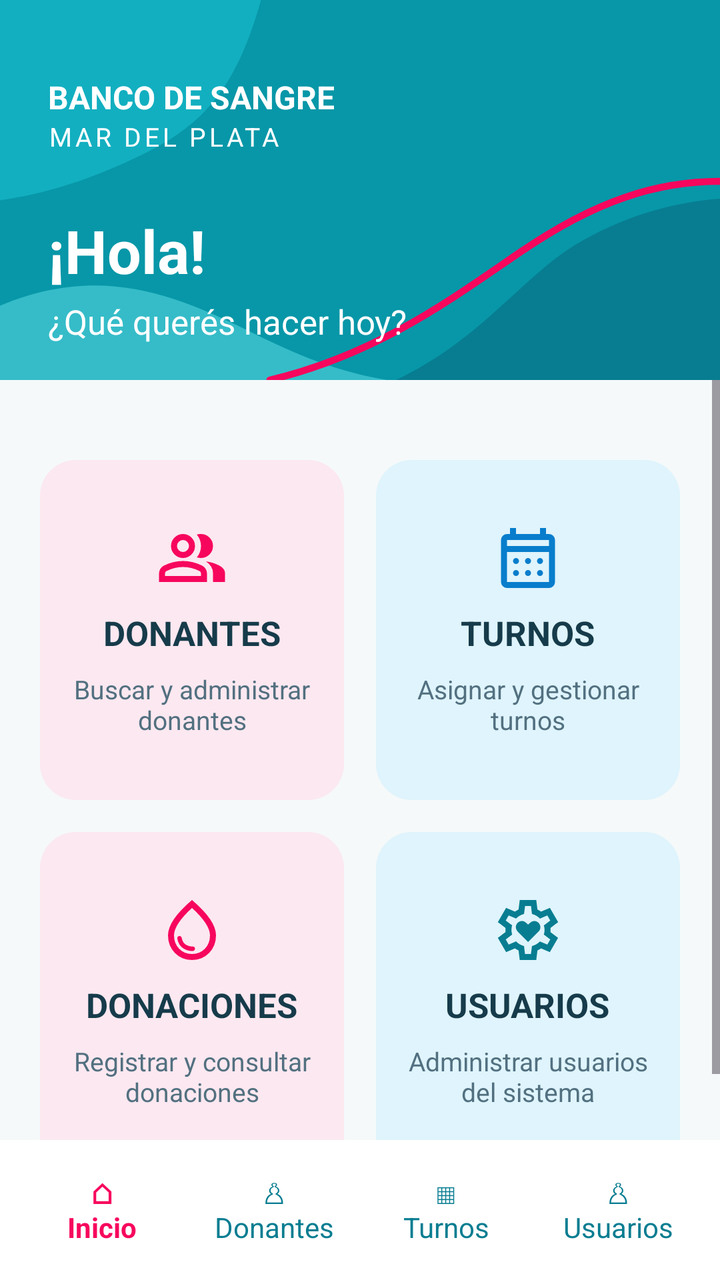
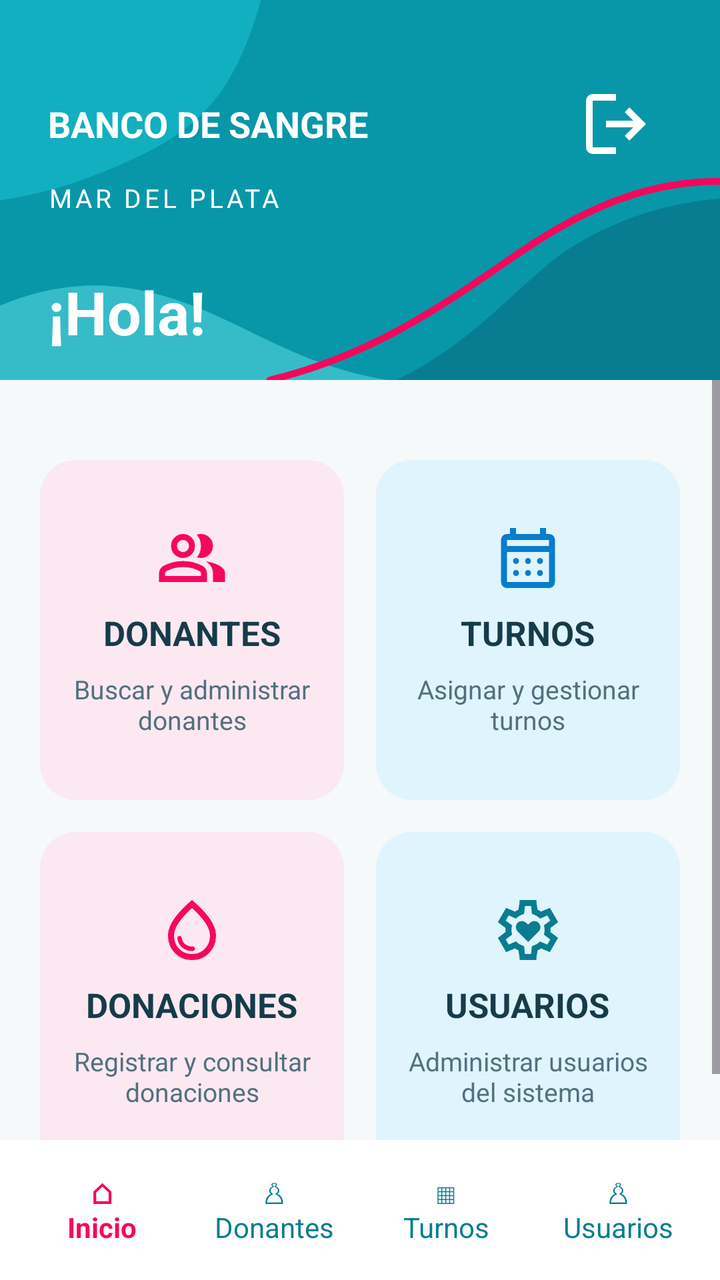

Compare the two renders of this Android layout. The source of the first and the diff that turns it into the second are given below.
<!-- AndroidManifest.xml: application theme Theme.BancoSangreMobile -->
<!-- res/layout/activity_home.xml -->
<?xml version="1.0" encoding="utf-8"?>
<androidx.constraintlayout.widget.ConstraintLayout
    xmlns:android="http://schemas.android.com/apk/res/android"
    xmlns:app="http://schemas.android.com/apk/res-auto"
    xmlns:tools="http://schemas.android.com/tools"
    android:id="@+id/main"
    android:layout_width="match_parent"
    android:layout_height="match_parent"
    android:background="#F5F9FA"
    tools:context=".view.HomeActivity">

    
    <LinearLayout
        android:id="@+id/header"
        android:layout_width="0dp"
        android:layout_height="190dp"
        android:background="@drawable/bg_header_decorativo"
        android:gravity="center_vertical"
        android:orientation="vertical"
        android:paddingStart="24dp"
        android:paddingTop="20dp"
        android:paddingEnd="24dp"
        app:layout_constraintTop_toTopOf="parent"
        app:layout_constraintStart_toStartOf="parent"
        app:layout_constraintEnd_toEndOf="parent">

        <TextView
            android:layout_width="wrap_content"
            android:layout_height="wrap_content"
            android:text="BANCO DE SANGRE"
            android:textColor="#FFFFFF"
            android:textSize="16sp"
            android:textStyle="bold" />

        <TextView
            android:layout_width="wrap_content"
            android:layout_height="wrap_content"
            android:letterSpacing="0.12"
            android:text="MAR DEL PLATA"
            android:textColor="#FFFFFF"
            android:textSize="13sp" />

        <TextView
            android:id="@+id/txtSaludo"
            android:layout_width="wrap_content"
            android:layout_height="wrap_content"
            android:layout_marginTop="28dp"
            android:text="¡Hola!"
            android:textColor="#FFFFFF"
            android:textSize="30sp"
            android:textStyle="bold" />

        <TextView
            android:layout_width="wrap_content"
            android:layout_height="wrap_content"
            android:layout_marginTop="4dp"
            android:text="¿Qué querés hacer hoy?"
            android:textColor="#FFFFFF"
            android:textSize="17sp" />

    </LinearLayout>

    
    <LinearLayout
        android:id="@+id/barraNavegacion"
        android:layout_width="0dp"
        android:layout_height="70dp"
        android:background="#FFFFFF"
        android:gravity="center"
        android:orientation="horizontal"
        android:paddingStart="8dp"
        android:paddingEnd="8dp"
        app:layout_constraintBottom_toBottomOf="parent"
        app:layout_constraintStart_toStartOf="parent"
        app:layout_constraintEnd_toEndOf="parent">

        <TextView
            android:id="@+id/navInicio"
            android:layout_width="0dp"
            android:layout_height="match_parent"
            android:layout_weight="1"
            android:clickable="true"
            android:focusable="true"
            android:gravity="center"
            android:text="⌂&#10;Inicio"
            android:textColor="#F7065D"
            android:textSize="14sp"
            android:textStyle="bold" />

        <TextView
            android:id="@+id/navDonantes"
            android:layout_width="0dp"
            android:layout_height="match_parent"
            android:layout_weight="1"
            android:clickable="true"
            android:focusable="true"
            android:gravity="center"
            android:text="♙&#10;Donantes"
            android:textColor="#087D91"
            android:textSize="14sp" />

        <TextView
            android:id="@+id/navTurnos"
            android:layout_width="0dp"
            android:layout_height="match_parent"
            android:layout_weight="1"
            android:clickable="true"
            android:focusable="true"
            android:gravity="center"
            android:text="▦&#10;Turnos"
            android:textColor="#087D91"
            android:textSize="14sp" />

        <TextView
            android:id="@+id/navUsuarios"
            android:layout_width="0dp"
            android:layout_height="match_parent"
            android:layout_weight="1"
            android:clickable="true"
            android:focusable="true"
            android:gravity="center"
            android:text="♙&#10;Usuarios"
            android:textColor="#087D91"
            android:textSize="14sp" />

    </LinearLayout>

    
    <ScrollView
        android:layout_width="0dp"
        android:layout_height="0dp"
        android:fillViewport="true"
        android:clipToPadding="false"
        app:layout_constraintTop_toBottomOf="@id/header"
        app:layout_constraintBottom_toTopOf="@id/barraNavegacion"
        app:layout_constraintStart_toStartOf="parent"
        app:layout_constraintEnd_toEndOf="parent">

        <LinearLayout
            android:id="@+id/contenido"
            android:layout_width="match_parent"
            android:layout_height="wrap_content"
            android:orientation="vertical"
            android:padding="20dp">

            
            <LinearLayout
                android:layout_width="match_parent"
                android:layout_height="170dp"
                android:layout_marginTop="20dp"
                android:orientation="horizontal">

                
                <LinearLayout
                    android:id="@+id/cardDonantes"
                    android:layout_width="0dp"
                    android:layout_height="match_parent"
                    android:layout_weight="1"
                    android:layout_marginEnd="8dp"
                    android:background="@drawable/bg_card_rosa"
                    android:clickable="true"
                    android:focusable="true"
                    android:gravity="center"
                    android:orientation="vertical"
                    android:padding="12dp">


                    <ImageView
                        android:layout_width="36dp"
                        android:layout_height="36dp"
                        android:src="@drawable/ic_donantes"
                        app:tint="#F7065D"
                        android:contentDescription="Donantes" />


                    <TextView
                        android:layout_width="wrap_content"
                        android:layout_height="wrap_content"
                        android:layout_marginTop="8dp"
                        android:text="DONANTES"
                        android:textColor="#163B4A"
                        android:textSize="17sp"
                        android:textStyle="bold" />

                    <TextView
                        android:layout_width="match_parent"
                        android:layout_height="wrap_content"
                        android:layout_marginTop="8dp"
                        android:gravity="center"
                        android:text="Buscar y administrar donantes"
                        android:textColor="#527080"
                        android:textSize="13sp" />

                </LinearLayout>

                
                <LinearLayout
                    android:id="@+id/cardTurnos"
                    android:layout_width="0dp"
                    android:layout_height="match_parent"
                    android:layout_weight="1"
                    android:layout_marginStart="8dp"
                    android:background="@drawable/bg_card_celeste"
                    android:clickable="true"
                    android:focusable="true"
                    android:gravity="center"
                    android:orientation="vertical"
                    android:padding="12dp">



                    <ImageView
                        android:layout_width="36dp"
                        android:layout_height="36dp"
                        android:src="@drawable/ic_turnos"
                        app:tint="#087DCC"
                        android:contentDescription="Turnos" />


                    <TextView
                        android:layout_width="wrap_content"
                        android:layout_height="wrap_content"
                        android:layout_marginTop="8dp"
                        android:text="TURNOS"
                        android:textColor="#163B4A"
                        android:textSize="17sp"
                        android:textStyle="bold" />

                    <TextView
                        android:layout_width="match_parent"
                        android:layout_height="wrap_content"
                        android:layout_marginTop="8dp"
                        android:gravity="center"
                        android:text="Asignar y gestionar turnos"
                        android:textColor="#527080"
                        android:textSize="13sp" />

                </LinearLayout>
            </LinearLayout>

            
            <LinearLayout
                android:layout_width="match_parent"
                android:layout_height="170dp"
                android:layout_marginTop="16dp"
                android:orientation="horizontal">

                
                <LinearLayout
                    android:id="@+id/cardDonaciones"
                    android:layout_width="0dp"
                    android:layout_height="match_parent"
                    android:layout_weight="1"
                    android:layout_marginEnd="8dp"
                    android:background="@drawable/bg_card_rosa"
                    android:clickable="true"
                    android:focusable="true"
                    android:gravity="center"
                    android:orientation="vertical"
                    android:padding="12dp">


                    <ImageView
                        android:layout_width="36dp"
                        android:layout_height="36dp"
                        android:src="@drawable/ic_donaciones"
                        app:tint="#F7065D"
                        android:contentDescription="Donaciones" />


                    <TextView
                        android:layout_width="wrap_content"
                        android:layout_height="wrap_content"
                        android:layout_marginTop="8dp"
                        android:text="DONACIONES"
                        android:textColor="#163B4A"
                        android:textSize="17sp"
                        android:textStyle="bold" />

                    <TextView
                        android:layout_width="match_parent"
                        android:layout_height="wrap_content"
                        android:layout_marginTop="8dp"
                        android:gravity="center"
                        android:text="Registrar y consultar donaciones"
                        android:textColor="#527080"
                        android:textSize="13sp" />

                </LinearLayout>

                
                <LinearLayout
                    android:id="@+id/cardUsuarios"
                    android:layout_width="0dp"
                    android:layout_height="match_parent"
                    android:layout_weight="1"
                    android:layout_marginStart="8dp"
                    android:background="@drawable/bg_card_celeste"
                    android:clickable="true"
                    android:focusable="true"
                    android:gravity="center"
                    android:orientation="vertical"
                    android:padding="12dp">


                    <ImageView
                        android:layout_width="36dp"
                        android:layout_height="36dp"
                        android:src="@drawable/ic_mas"
                        app:tint="#087D91"
                        android:contentDescription="Usuarios" />


                    <TextView
                        android:layout_width="wrap_content"
                        android:layout_height="wrap_content"
                        android:layout_marginTop="8dp"
                        android:text="USUARIOS"
                        android:textColor="#163B4A"
                        android:textSize="17sp"
                        android:textStyle="bold" />

                    <TextView
                        android:layout_width="match_parent"
                        android:layout_height="wrap_content"
                        android:layout_marginTop="8dp"
                        android:gravity="center"
                        android:text="Administrar usuarios del sistema"
                        android:textColor="#527080"
                        android:textSize="13sp" />

                </LinearLayout>
            </LinearLayout>

        </LinearLayout>
    </ScrollView>

</androidx.constraintlayout.widget.ConstraintLayout>
<!-- resources referenced by this layout -->
<resources>
  <!-- drawable bg_card_celeste (drawable) -->
  <?xml version="1.0" encoding="utf-8"?>
  <shape xmlns:android="http://schemas.android.com/apk/res/android"
      android:shape="rectangle">
  
      <solid android:color="#DFF4FC" />
  
      <corners android:radius="18dp" />
  
  </shape>
  <!-- drawable bg_card_rosa (drawable) -->
  <?xml version="1.0" encoding="utf-8"?>
  <shape xmlns:android="http://schemas.android.com/apk/res/android"
      android:shape="rectangle">
  
      <solid android:color="#FCE8F0" />
  
      <corners android:radius="18dp" />
  
  </shape>
  <!-- drawable ic_donaciones (drawable) -->
  <vector xmlns:android="http://schemas.android.com/apk/res/android" android:height="36dp" android:viewportHeight="960" android:viewportWidth="960" android:width="36dp">
        
      <path android:fillColor="#e3e3e3" android:pathData="M491,760q12,-1 20.5,-9.5T520,730q0,-14 -9,-22.5t-23,-7.5q-41,3 -87,-22.5T343,585q-2,-11 -10.5,-18t-19.5,-7q-14,0 -23,10.5t-6,24.5q17,91 80,130t127,35ZM251.5,786Q160,692 160,552q0,-100 79.5,-217.5T480,80q161,137 240.5,254.5T800,552q0,140 -91.5,234T480,880q-137,0 -228.5,-94ZM652,729.5Q720,659 720,552q0,-73 -60.5,-165T480,186Q361,295 300.5,387T240,552q0,107 68,177.5T480,800q104,0 172,-70.5ZM480,480Z"/>
      
  </vector>
  <!-- drawable ic_donantes (drawable) -->
  <vector xmlns:android="http://schemas.android.com/apk/res/android" android:height="36dp" android:viewportHeight="960" android:viewportWidth="960" android:width="36dp">
        
      <path android:fillColor="#e3e3e3" android:pathData="M40,800v-112q0,-34 17.5,-62.5T104,582q62,-31 126,-46.5T360,520q66,0 130,15.5T616,582q29,15 46.5,43.5T680,688v112L40,800ZM760,800v-120q0,-44 -24.5,-84.5T666,526q51,6 96,20.5t84,35.5q36,20 55,44.5t19,53.5v120L760,800ZM247,433q-47,-47 -47,-113t47,-113q47,-47 113,-47t113,47q47,47 47,113t-47,113q-47,47 -113,47t-113,-47ZM713,433q-47,47 -113,47 -11,0 -28,-2.5t-28,-5.5q27,-32 41.5,-71t14.5,-81q0,-42 -14.5,-81T544,168q14,-5 28,-6.5t28,-1.5q66,0 113,47t47,113q0,66 -47,113ZM120,720h480v-32q0,-11 -5.5,-20T580,654q-54,-27 -109,-40.5T360,600q-56,0 -111,13.5T140,654q-9,5 -14.5,14t-5.5,20v32ZM416.5,376.5Q440,353 440,320t-23.5,-56.5Q393,240 360,240t-56.5,23.5Q280,287 280,320t23.5,56.5Q327,400 360,400t56.5,-23.5ZM360,720ZM360,320Z"/>
      
  </vector>
  <style name="Theme.BancoSangreMobile" parent="Base.Theme.BancoSangreMobile" />
  <style name="Base.Theme.BancoSangreMobile" parent="Theme.Material3.DayNight.NoActionBar">
          
          
      </style>
  <!-- unchanged entries left out for length: 3 -->
</resources>

<!-- the commit's change to res/layout/activity_home.xml (unified diff, before → after) -->
@@ -24,13 +24,34 @@
         app:layout_constraintStart_toStartOf="parent"
         app:layout_constraintEnd_toEndOf="parent">
 
-        <TextView
-            android:layout_width="wrap_content"
+        
+        <LinearLayout
+            android:layout_width="match_parent"
             android:layout_height="wrap_content"
-            android:text="BANCO DE SANGRE"
-            android:textColor="#FFFFFF"
-            android:textSize="16sp"
-            android:textStyle="bold" />
+            android:orientation="horizontal"
+            android:gravity="center_vertical">
+
+            <TextView
+                android:layout_width="0dp"
+                android:layout_height="wrap_content"
+                android:layout_weight="1"
+                android:text="BANCO DE SANGRE"
+                android:textColor="#FFFFFF"
+                android:textSize="18sp"
+                android:textStyle="bold" />
+
+            <ImageView
+                android:id="@+id/btnCerrarSesion"
+                android:layout_width="56dp"
+                android:layout_height="56dp"
+                android:padding="8dp"
+                android:src="@drawable/ic_logout"
+                app:tint="#FFFFFF"
+                android:clickable="true"
+                android:focusable="true"
+                android:contentDescription="Cerrar sesión" />
+
+        </LinearLayout>
 
         <TextView
             android:layout_width="wrap_content"
@@ -50,13 +71,6 @@
             android:textSize="30sp"
             android:textStyle="bold" />
 
-        <TextView
-            android:layout_width="wrap_content"
-            android:layout_height="wrap_content"
-            android:layout_marginTop="4dp"
-            android:text="¿Qué querés hacer hoy?"
-            android:textColor="#FFFFFF"
-            android:textSize="17sp" />
 
     </LinearLayout>
 
<!-- resource entries referenced after the edit -->
@@ -32,6 +32,16 @@
       <path android:fillColor="#e3e3e3" android:pathData="M40,800v-112q0,-34 17.5,-62.5T104,582q62,-31 126,-46.5T360,520q66,0 130,15.5T616,582q29,15 46.5,43.5T680,688v112L40,800ZM760,800v-120q0,-44 -24.5,-84.5T666,526q51,6 96,20.5t84,35.5q36,20 55,44.5t19,53.5v120L760,800ZM247,433q-47,-47 -47,-113t47,-113q47,-47 113,-47t113,47q47,47 47,113t-47,113q-47,47 -113,47t-113,-47ZM713,433q-47,47 -113,47 -11,0 -28,-2.5t-28,-5.5q27,-32 41.5,-71t14.5,-81q0,-42 -14.5,-81T544,168q14,-5 28,-6.5t28,-1.5q66,0 113,47t47,113q0,66 -47,113ZM120,720h480v-32q0,-11 -5.5,-20T580,654q-54,-27 -109,-40.5T360,600q-56,0 -111,13.5T140,654q-9,5 -14.5,14t-5.5,20v32ZM416.5,376.5Q440,353 440,320t-23.5,-56.5Q393,240 360,240t-56.5,23.5Q280,287 280,320t23.5,56.5Q327,400 360,400t56.5,-23.5ZM360,720ZM360,320Z"/>
       
   </vector>
+  <!-- drawable ic_logout (drawable) -->
+  <vector xmlns:android="http://schemas.android.com/apk/res/android"
+      android:width="24dp"
+      android:height="24dp"
+      android:viewportWidth="960"
+      android:viewportHeight="960">
+    <path
+        android:pathData="M200,840q-33,0 -56.5,-23.5T120,760v-560q0,-33 23.5,-56.5T200,120h280v80L200,200v560h280v80L200,840ZM640,680 L585,622 687,520L360,520v-80h327L585,338l55,-58 200,200 -200,200Z"
+        android:fillColor="#e3e3e3"/>
+  </vector>
   <style name="Theme.BancoSangreMobile" parent="Base.Theme.BancoSangreMobile" />
   <style name="Base.Theme.BancoSangreMobile" parent="Theme.Material3.DayNight.NoActionBar">
           
